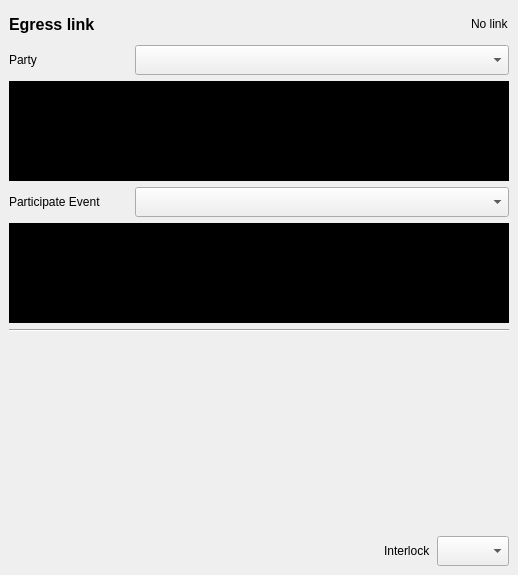
Qt form src/UI/source-link-dock.ui (OPENSPHERE-Inc/src-link) before a commit.
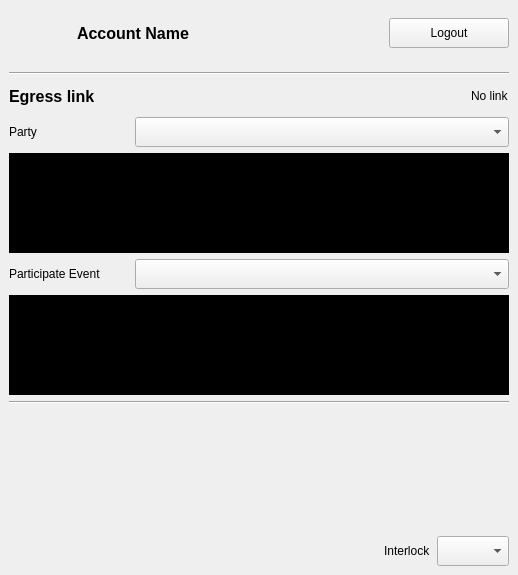
The same form after that commit. Icons and pictures are not drawn.

Commit message: - Fix bug egress output is activated unexpectedly after start up OBS - Fix bug egress output is restarted unexpectedly after adding source. - Refactoring - Add confirmation dialog before logout. - Add account picture, name, logout button to top of source link dock.

The edit to the form file:
```diff
--- a/src/UI/source-link-dock.ui
+++ b/src/UI/source-link-dock.ui
@@ -20,9 +20,6 @@
    <string>Frame</string>
   </property>
   <layout class="QVBoxLayout" name="verticalLayout">
-   <property name="spacing">
-    <number>0</number>
-   </property>
    <property name="leftMargin">
     <number>0</number>
    </property>
@@ -58,7 +55,7 @@
         <x>0</x>
         <y>0</y>
         <width>518</width>
-        <height>527</height>
+        <height>521</height>
        </rect>
       </property>
       <layout class="QVBoxLayout" name="scrollAreaLayout">
@@ -74,6 +71,95 @@
        <property name="bottomMargin">
         <number>9</number>
        </property>
+       <item>
+        <layout class="QHBoxLayout" name="accountLayout">
+         <property name="spacing">
+          <number>20</number>
+         </property>
+         <property name="bottomMargin">
+          <number>9</number>
+         </property>
+         <item>
+          <widget class="QLabel" name="accountPictureLabel">
+           <property name="sizePolicy">
+            <sizepolicy hsizetype="Fixed" vsizetype="Fixed">
+             <horstretch>0</horstretch>
+             <verstretch>0</verstretch>
+            </sizepolicy>
+           </property>
+           <property name="minimumSize">
+            <size>
+             <width>48</width>
+             <height>48</height>
+            </size>
+           </property>
+           <property name="maximumSize">
+            <size>
+             <width>48</width>
+             <height>48</height>
+            </size>
+           </property>
+           <property name="autoFillBackground">
+            <bool>false</bool>
+           </property>
+           <property name="styleSheet">
+            <string notr="true"/>
+           </property>
+           <property name="text">
+            <string/>
+           </property>
+           <property name="pixmap">
+            <pixmap resource="resources.qrc">:/source-link/images/unknownman.png</pixmap>
+           </property>
+           <property name="scaledContents">
+            <bool>true</bool>
+           </property>
+          </widget>
+         </item>
+         <item>
+          <widget class="QLabel" name="accountNameLabel">
+           <property name="font">
+            <font>
+             <pointsize>12</pointsize>
+             <bold>true</bold>
+            </font>
+           </property>
+           <property name="text">
+            <string>Account Name</string>
+           </property>
+           <property name="margin">
+            <number>0</number>
+           </property>
+          </widget>
+         </item>
+         <item>
+          <widget class="QPushButton" name="logoutButton">
+           <property name="sizePolicy">
+            <sizepolicy hsizetype="Fixed" vsizetype="Fixed">
+             <horstretch>0</horstretch>
+             <verstretch>0</verstretch>
+            </sizepolicy>
+           </property>
+           <property name="minimumSize">
+            <size>
+             <width>120</width>
+             <height>30</height>
+            </size>
+           </property>
+           <property name="text">
+            <string>Logout</string>
+           </property>
+          </widget>
+         </item>
+        </layout>
+       </item>
+       <item>
+        <widget class="Line" name="line">
+         <property name="orientation">
+          <enum>Qt::Orientation::Horizontal</enum>
+         </property>
+        </widget>
+       </item>
        <item>
         <layout class="QHBoxLayout" name="egressLinkLayout">
          <property name="bottomMargin">
```
The commit also changes 12 other files.
